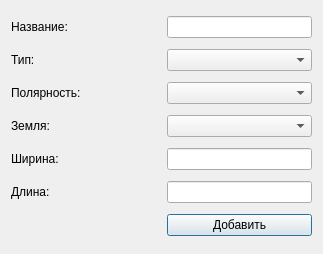
Before: the Qt Designer form gui/dialogs/dialognewdevice.ui in maluginp/tsunami-optimus, drawn with Qt 5.
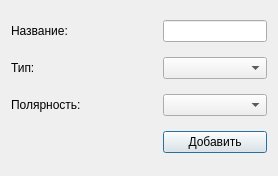
After: the same form once the commit is applied.

```diff
--- a/gui/dialogs/dialognewdevice.ui
+++ b/gui/dialogs/dialognewdevice.ui
@@ -6,23 +6,16 @@
    <rect>
     <x>0</x>
     <y>0</y>
-    <width>323</width>
-    <height>254</height>
+    <width>278</width>
+    <height>176</height>
    </rect>
   </property>
   <property name="windowTitle">
    <string>Добавить устройство</string>
   </property>
   <layout class="QGridLayout" name="gridLayout">
-   <item row="0" column="0">
-    <widget class="QLabel" name="label_2">
-     <property name="text">
-      <string>Название:</string>
-     </property>
-    </widget>
-   </item>
-   <item row="0" column="1">
-    <widget class="QLineEdit" name="lnName"/>
+   <item row="1" column="1">
+    <widget class="QComboBox" name="boxType"/>
    </item>
    <item row="1" column="0">
     <widget class="QLabel" name="labelType">
@@ -31,50 +24,24 @@
      </property>
     </widget>
    </item>
-   <item row="1" column="1">
-    <widget class="QComboBox" name="boxType"/>
+   <item row="0" column="1">
+    <widget class="QLineEdit" name="lnName"/>
    </item>
-   <item row="2" column="0">
-    <widget class="QLabel" name="labelPolarity">
+   <item row="0" column="0">
+    <widget class="QLabel" name="label_2">
      <property name="text">
-      <string>Полярность:</string>
-     </property>
-    </widget>
-   </item>
-   <item row="2" column="1">
-    <widget class="QComboBox" name="boxPolarity"/>
-   </item>
-   <item row="3" column="0">
-    <widget class="QLabel" name="labelGround">
-     <property name="text">
-      <string>Земля:</string>
+      <string>Название:</string>
      </property>
     </widget>
    </item>
    <item row="3" column="1">
-    <widget class="QComboBox" name="boxGround"/>
-   </item>
-   <item row="4" column="0">
-    <widget class="QLabel" name="widthChannelLabel">
+    <widget class="QPushButton" name="btnAdd">
      <property name="text">
-      <string>Ширина:</string>
+      <string>Добавить</string>
      </property>
     </widget>
    </item>
-   <item row="4" column="1">
-    <widget class="QLineEdit" name="widthChannelLineEdit"/>
-   </item>
-   <item row="5" column="0">
-    <widget class="QLabel" name="lengthChannelLabel">
-     <property name="text">
-      <string>Длина:</string>
-     </property>
-    </widget>
-   </item>
-   <item row="5" column="1">
-    <widget class="QLineEdit" name="lengthChannelLineEdit"/>
-   </item>
-   <item row="6" column="0">
+   <item row="3" column="0">
     <spacer name="horizontalSpacer">
      <property name="orientation">
       <enum>Qt::Horizontal</enum>
@@ -87,13 +54,16 @@
      </property>
     </spacer>
    </item>
-   <item row="6" column="1">
-    <widget class="QPushButton" name="btnAdd">
+   <item row="2" column="0">
+    <widget class="QLabel" name="labelPolarity">
      <property name="text">
-      <string>Добавить</string>
+      <string>Полярность:</string>
      </property>
     </widget>
    </item>
+   <item row="2" column="1">
+    <widget class="QComboBox" name="boxPolarity"/>
+   </item>
   </layout>
  </widget>
  <resources/>
```
